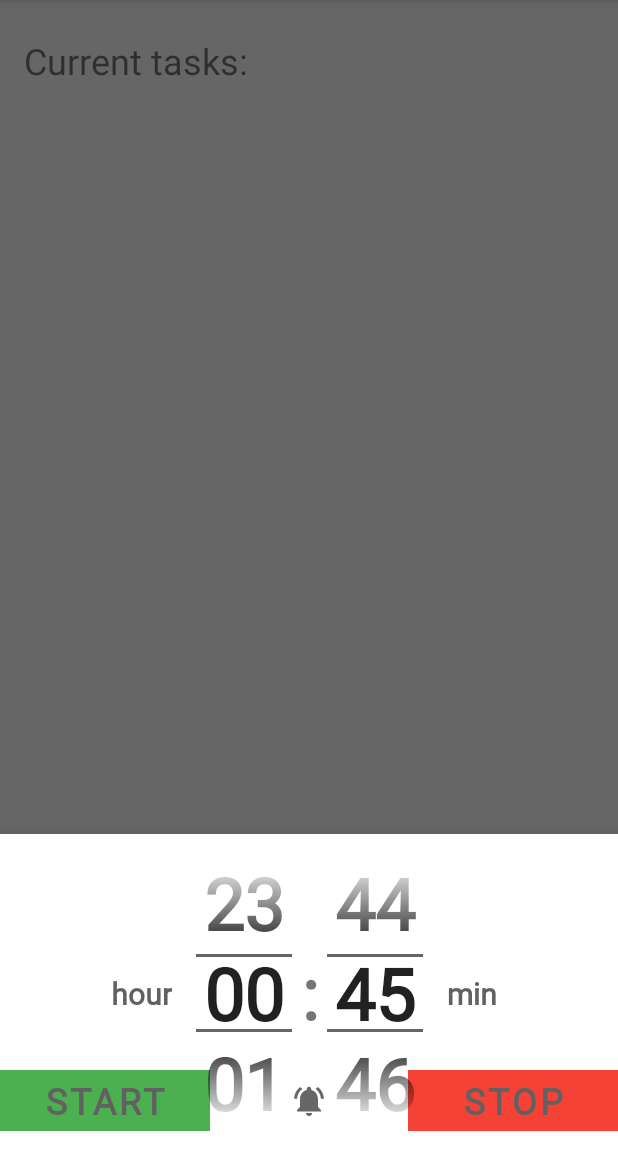
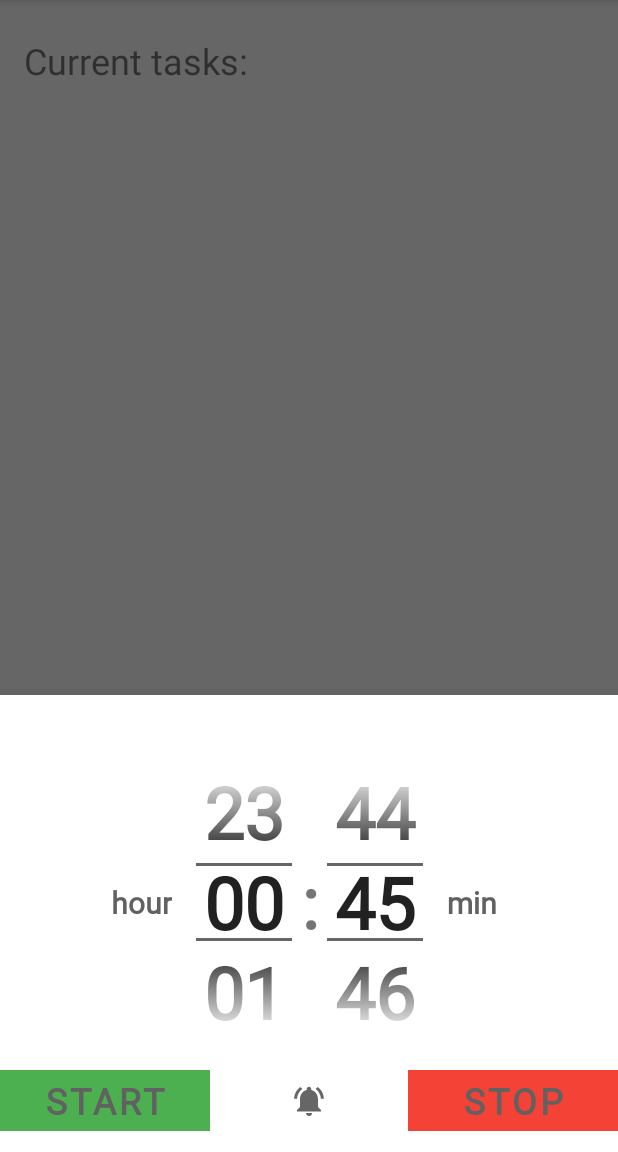
Before and after one commit to IDemetrus/worktime, an Android app: the screen it shows after launch (MainActivity), in the options menu, after a tap on "Set timer", on a phone screen of 412 x 824 dp, the part 84-1236 px from its top. Run offline under Robolectric (Android 15) with nearby library versions, the phone set to English and light mode, and no system bars; our stand-ins replace data binding.

Commit message:
changed timer fragment layout's height

```diff
--- a/app/src/main/java/com/example/worktime/TimerFragment.kt
+++ b/app/src/main/java/com/example/worktime/TimerFragment.kt
@@ -3,6 +3,7 @@ package com.example.worktime
 import android.app.Dialog
 import android.app.PendingIntent
 import android.content.Context
+import android.content.DialogInterface
 import android.content.Intent
 import android.content.SharedPreferences
 import android.graphics.Color
@@ -28,6 +29,7 @@ import com.example.worktime.databinding.FragmentTimerBinding
 import com.google.android.material.bottomsheet.BottomSheetBehavior
 import com.google.android.material.bottomsheet.BottomSheetDialog
 import com.google.android.material.bottomsheet.BottomSheetDialogFragment
+import com.google.android.material.snackbar.Snackbar
 import java.text.SimpleDateFormat
 import java.util.*
 
@@ -52,6 +54,7 @@ class TimerFragment : BottomSheetDialogFragment() {
         private lateinit var rootView: View
         private lateinit var timePicker: TimePicker
         private lateinit var timerTv: TextView
+        private lateinit var timerBottomTv: TextView
     }
 
     @RequiresApi(Build.VERSION_CODES.M)
@@ -63,7 +66,7 @@ class TimerFragment : BottomSheetDialogFragment() {
         _binding = FragmentTimerBinding.inflate(inflater, container, false)
         rootView = binding.root
 
-        dialogFragment = TimerDialogFragment()
+//        dialogFragment = TimerDialogFragment()
 
         initViews()
 
@@ -79,7 +82,7 @@ class TimerFragment : BottomSheetDialogFragment() {
 
         binding.timerBtnStart.setOnClickListener {
             Log.i(TAG, "-> Start button is: Clicked")
-            dialogFragment.show(requireActivity().supportFragmentManager, dialogFragment.tag)
+//            dialogFragment.show(requireActivity().supportFragmentManager, dialogFragment.tag)
 
             if (mediaPlayer == null && binding.soundIb.isActivated) mediaPlayer =
                 MediaPlayer.create(context, R.raw.ship_bell)
@@ -173,7 +176,7 @@ class TimerFragment : BottomSheetDialogFragment() {
 
     private fun setViewOnStart() {
         binding.timerTv.visibility = View.VISIBLE
-        binding.timerTp.visibility = View.INVISIBLE
+        binding.timerTp.visibility = View.GONE
         binding.timerMinuteTv.visibility = View.GONE
         binding.timerHourTv.visibility = View.GONE
     }
@@ -291,14 +294,26 @@ class TimerFragment : BottomSheetDialogFragment() {
 
     private fun initViews(){
         timerTv = binding.timerTv
+        timerBottomTv = binding.timerBottomTv
     }
 
     override fun onCreateDialog(savedInstanceState: Bundle?): Dialog {
         val dialog = super.onCreateDialog(savedInstanceState) as BottomSheetDialog
         val view = View.inflate(context,R.layout.fragment_timer, null)
-
+        //TODO dialog at full height
 
         return dialog
 
     }
+
+    override fun onCancel(dialog: DialogInterface) {
+        super.onCancel(dialog)
+        Toast.makeText(context,"0:00",Toast.LENGTH_LONG).show()
+        //TODO display new bottom dialog
+    }
+
+    override fun onDismiss(dialog: DialogInterface) {
+        super.onDismiss(dialog)
+        Toast.makeText(context,"Dismissed",Toast.LENGTH_LONG).show()
+    }
 }
--- a/app/src/main/res/layout/fragment_timer.xml
+++ b/app/src/main/res/layout/fragment_timer.xml
@@ -15,8 +15,10 @@
         style="@style/TimerClockText"
         android:layout_width="wrap_content"
         android:layout_height="wrap_content"
+        android:layout_marginTop="16dp"
+        android:layout_marginBottom="16dp"
         android:text="@string/timer_text"
-        app:layout_constraintBottom_toBottomOf="parent"
+        app:layout_constraintBottom_toTopOf="@+id/timerBtnStart"
         app:layout_constraintEnd_toEndOf="parent"
         app:layout_constraintHorizontal_bias="0.5"
         app:layout_constraintStart_toStartOf="parent"
@@ -47,9 +49,10 @@
         style="@style/TimePicker"
         android:layout_width="wrap_content"
         android:layout_height="wrap_content"
+        android:layout_marginTop="32dp"
         android:theme="@style/TimePicker"
         android:timePickerMode="spinner"
-        app:layout_constraintBottom_toBottomOf="parent"
+        app:layout_constraintBottom_toTopOf="@+id/timerBtnStart"
         app:layout_constraintEnd_toEndOf="parent"
         app:layout_constraintHorizontal_bias="0.5"
         app:layout_constraintStart_toStartOf="parent"
@@ -86,6 +89,18 @@
         app:layout_constraintStart_toEndOf="@+id/timerTp"
         app:layout_constraintTop_toTopOf="@+id/timerTp" />
 
+    <TextView
+        android:id="@+id/timer_bottom_tv"
+        android:layout_width="@dimen/button_size_90"
+        android:layout_height="wrap_content"
+        android:visibility="invisible"
+        android:gravity="center_horizontal"
+        style="@style/TimerClockBottom"
+        android:text="0:00"
+        tools:visibility="visible"
+        app:layout_constraintBottom_toBottomOf="parent"
+        app:layout_constraintEnd_toEndOf="parent"
+        app:layout_constraintStart_toStartOf="parent" />
 
 
 </androidx.constraintlayout.widget.ConstraintLayout>
--- a/app/src/main/res/values/dimens.xml
+++ b/app/src/main/res/values/dimens.xml
@@ -5,7 +5,8 @@
     <dimen name="text_size_32">32sp</dimen>
     <dimen name="text_size_48">48sp</dimen>
     <dimen name="text_size_64">64sp</dimen>
-    <dimen name="button_size_200">140dp</dimen>
+    <dimen name="button_size_140">140dp</dimen>
+    <dimen name="button_size_90">90dp</dimen>
     <dimen name="width_240">320dp</dimen>
     <dimen name="list_item_spacing">16dp</dimen>
     <dimen name="list_item_spacing_half">8dp</dimen>
--- a/app/src/main/res/values/styles.xml
+++ b/app/src/main/res/values/styles.xml
@@ -9,7 +9,7 @@
         <item name="android:textStyle">bold</item>
     </style>
     <style name="TimerBtnStart">
-        <item name="android:width">@dimen/button_size_200</item>
+        <item name="android:width">@dimen/button_size_140</item>
         <item name="android:textStyle">bold</item>
         <item name="fontFamily">@font/roboto</item>
         <item name="android:textSize">@dimen/text_size_24</item>
@@ -17,7 +17,7 @@
         <item name="backgroundTint">@color/green_500</item>
     </style>
     <style name="TimerBtnStop">
-        <item name="android:width">@dimen/button_size_200</item>
+        <item name="android:width">@dimen/button_size_140</item>
         <item name="android:textStyle">bold</item>
         <item name="fontFamily">@font/roboto</item>
         <item name="android:textSize">@dimen/text_size_24</item>
@@ -40,4 +40,12 @@
         <item name="android:textSize">@dimen/text_size_20</item>
         <item name="android:textColor">@color/grey_700</item>
     </style>
+    <style name="TimerClockBottom">
+        <item name="android:padding">4dp</item>
+        <item name="android:textStyle">bold</item>
+        <item name="android:textSize">@dimen/text_size_24</item>
+        <item name="android:textColor">@color/white</item>
+        <item name="android:background">@color/green_500</item>
+        <item name="cornerRadius">7dp</item>
+    </style>
 </resources>
--- a/gradle.properties
+++ b/gradle.properties
@@ -1,21 +1,17 @@
-# Project-wide Gradle settings.
-# IDE (e.g. Android Studio) users:
-# Gradle settings configured through the IDE *will override*
-# any settings specified in this file.
-# For more details on how to configure your build environment visit
+## For more details on how to configure your build environment visit
 # http://www.gradle.org/docs/current/userguide/build_environment.html
+#
 # Specifies the JVM arguments used for the daemon process.
 # The setting is particularly useful for tweaking memory settings.
-org.gradle.jvmargs=-Xmx2048m -Dfile.encoding=UTF-8
+# Default value: -Xmx1024m -XX:MaxPermSize=256m
+# org.gradle.jvmargs=-Xmx2048m -XX:MaxPermSize=512m -XX:+HeapDumpOnOutOfMemoryError -Dfile.encoding=UTF-8
+#
 # When configured, Gradle will run in incubating parallel mode.
 # This option should only be used with decoupled projects. More details, visit
 # http://www.gradle.org/docs/current/userguide/multi_project_builds.html#sec:decoupled_projects
 # org.gradle.parallel=true
-# AndroidX package structure to make it clearer which packages are bundled with the
-# Android operating system, and which are packaged with your app"s APK
-# https://developer.android.com/topic/libraries/support-library/androidx-rn
+#Fri Jan 15 14:59:43 MSK 2021
+android.enableJetifier=true
 android.useAndroidX=true
-# Automatically convert third-party libraries to use AndroidX
-android.enableJetifier=true
-# Kotlin code style for this project: "official" or "obsolete":
 kotlin.code.style=official
+org.gradle.jvmargs=-Xmx1536M -Dkotlin.daemon.jvm.options\="-Xmx1536M" -Dfile.encoding\=UTF-8
```
